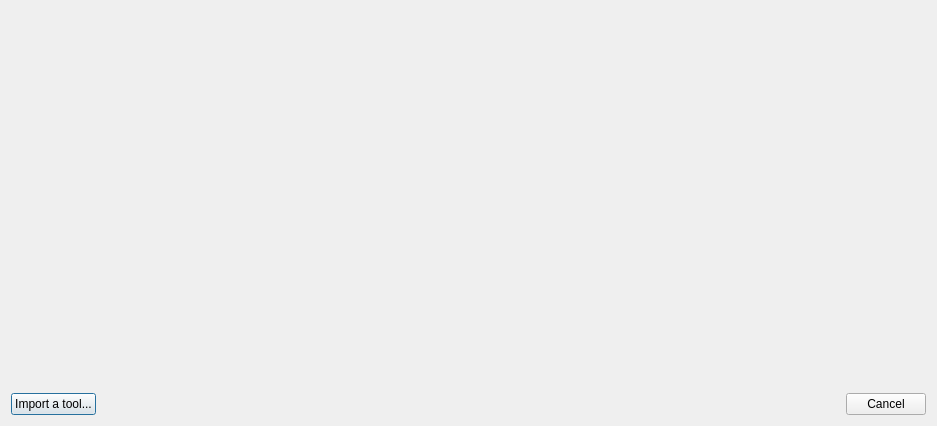
knipknap/better-tool-library, file btl/ui/shapeselector.ui: the form before one commit.
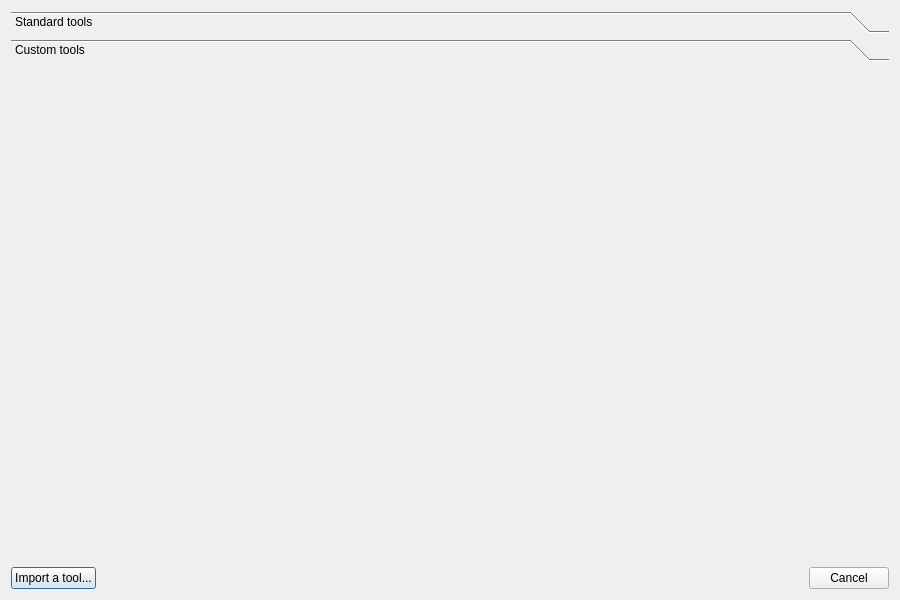
The form after the commit.

Commit message: show built-in tools in UI

What changed in the file:
```diff
--- a/btl/ui/shapeselector.ui
+++ b/btl/ui/shapeselector.ui
@@ -6,8 +6,8 @@
    <rect>
     <x>0</x>
     <y>0</y>
-    <width>937</width>
-    <height>426</height>
+    <width>900</width>
+    <height>600</height>
    </rect>
   </property>
   <property name="windowTitle">
@@ -15,7 +15,41 @@
   </property>
   <layout class="QVBoxLayout" name="verticalLayout" stretch="1,0">
    <item>
-    <widget class="QWidget" name="shapeGrid" native="true"/>
+    <layout class="QVBoxLayout" name="gridLayout">
+     <item>
+      <widget class="QToolBox" name="toolBox">
+       <property name="currentIndex">
+        <number>1</number>
+       </property>
+       <widget class="QWidget" name="standardTools">
+        <property name="geometry">
+         <rect>
+          <x>0</x>
+          <y>0</y>
+          <width>880</width>
+          <height>485</height>
+         </rect>
+        </property>
+        <attribute name="label">
+         <string>Standard tools</string>
+        </attribute>
+       </widget>
+       <widget class="QWidget" name="customTools">
+        <property name="geometry">
+         <rect>
+          <x>0</x>
+          <y>0</y>
+          <width>880</width>
+          <height>485</height>
+         </rect>
+        </property>
+        <attribute name="label">
+         <string>Custom tools</string>
+        </attribute>
+       </widget>
+      </widget>
+     </item>
+    </layout>
    </item>
    <item>
     <layout class="QHBoxLayout" name="horizontalLayout">
```
The commit also changes 7 other files.
